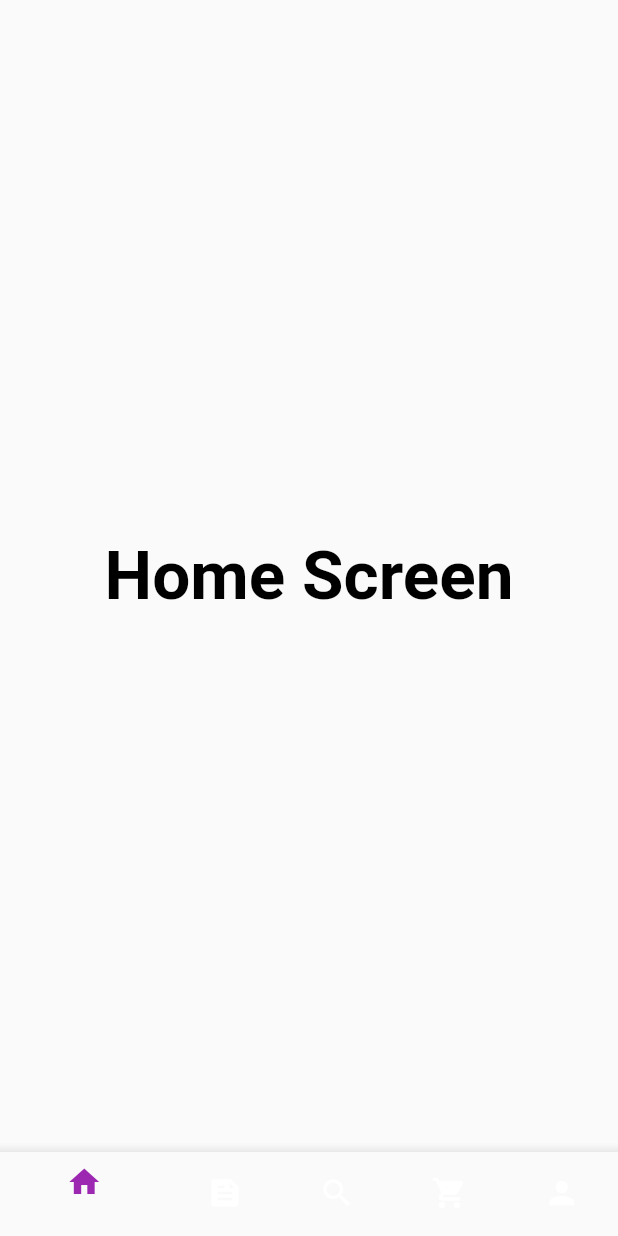
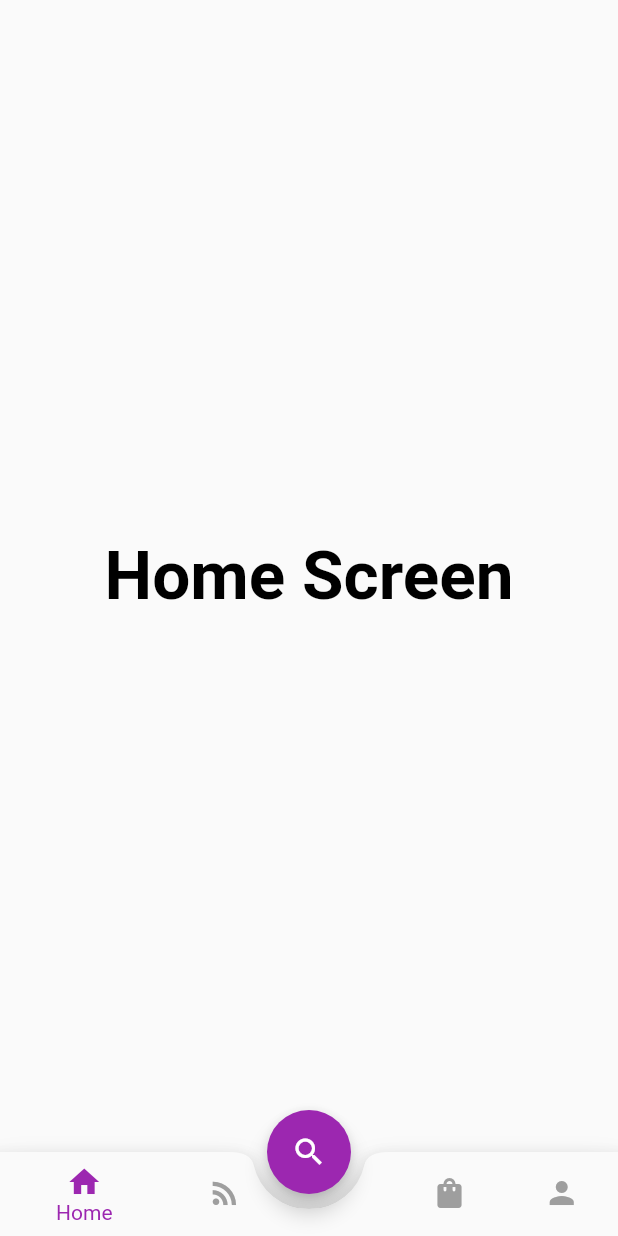
Before and after one commit to flutter99/Bottom_Navigation_bar, a Flutter app: the screen it shows after launch, on a phone screen of 412 x 824 dp. Run offline on Flutter 3.47's test engine with Material 2 defaults, Android fonts, the phone set to English and light mode, and no system bars.

Commit message:
Notch margin button add
Bottom navigation complete

```diff
--- a/bottom_navigation_bar_1/lib/BottomAppBar.dart
+++ b/bottom_navigation_bar_1/lib/BottomAppBar.dart
@@ -12,6 +12,7 @@ class Bottombar extends StatefulWidget {
 
 class _BottombarState extends State<Bottombar> {
 
+   // List<Map<String, Object>> _screens;
   int currentIndex = 0;
 
   List _screens = [
@@ -22,40 +23,101 @@ class _BottombarState extends State<Bottombar> {
     ProfilePage(),
   ];
 
+  void _selectedPage(int index) {
+    setState(() {
+      currentIndex = index;
+    });
+  }
+
+/*
+  @override
+  void initState() {
+
+    _screens = [
+      {
+        'page': HomePage(),
+      },
+      {
+        'page': FeedPage(),
+      },
+      {
+        'page': SearchPage(),
+      },
+      {
+        'page': CartPage(),
+      },
+      {
+        'page': ProfilePage(),
+      }
+    ];
+
+    // TODO: implement initState
+    super.initState();
+  }
+*/
+
   @override
   Widget build(BuildContext context) {
     return Scaffold(
       bottomNavigationBar: BottomAppBar(
+        notchMargin: 2.0,
+        clipBehavior: Clip.antiAlias,
         shape: CircularNotchedRectangle(),
         child: BottomNavigationBar(
           backgroundColor: Colors.white,
           selectedItemColor: Colors.purple,
-            //onTap: _screens[currentIndex],
+          unselectedItemColor: Colors.grey,
+          onTap: _selectedPage,
+          currentIndex: currentIndex,
           items: [
             BottomNavigationBarItem(
               icon: Icon(Icons.home),
-                  title: Text(""),
+              label: "Home",
+              tooltip: "Home",
             ),
             BottomNavigationBarItem(
-                icon: Icon(Icons.feed),
-                title: Text(""),
+              icon: Icon(Icons.rss_feed),
+              label: "Feed",
+              tooltip: "Feed",
             ),
             BottomNavigationBarItem(
-                icon: Icon(Icons.search),
-                title: Text(""),
+              activeIcon: null,
+              icon: Icon(null),
+              label: "",
+              tooltip: "Search",
             ),
             BottomNavigationBarItem(
-                icon: Icon(Icons.shopping_cart),
-                title: Text(""),
+              icon: Icon(Icons.shopping_bag),
+              label: "Cart",
+              tooltip: "Cart",
             ),
             BottomNavigationBarItem(
               icon: Icon(Icons.person),
-                title: Text(""),
+              label: "Profile",
+              tooltip: "Profile",
             ),
           ],
+        ),
+      ),
+      floatingActionButtonLocation:
+          FloatingActionButtonLocation.miniCenterDocked,
+      floatingActionButton: Padding(
+        padding: const EdgeInsets.all(8.0),
+        child: FloatingActionButton(
+          backgroundColor: Colors.purple,
+          tooltip: "Search",
+          child: Icon(Icons.search),
+          onPressed: () {
+            setState(() {
+              currentIndex = 2;
+            });
+          },
         ),
       ),
      body: _screens[currentIndex],
     );
   }
 }
+
+// shortcut key comment single line ctrl + /
+// multiline comment ctrl + shift + /
```
Lines whose indentation alone changed are shown as unchanged.
